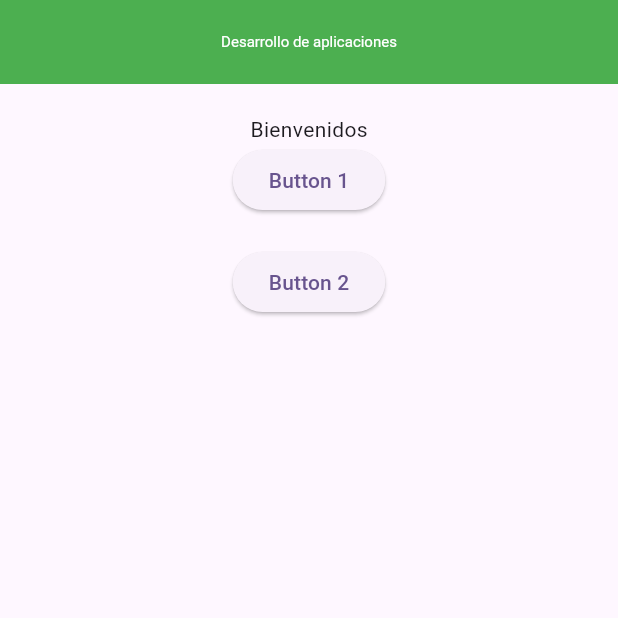
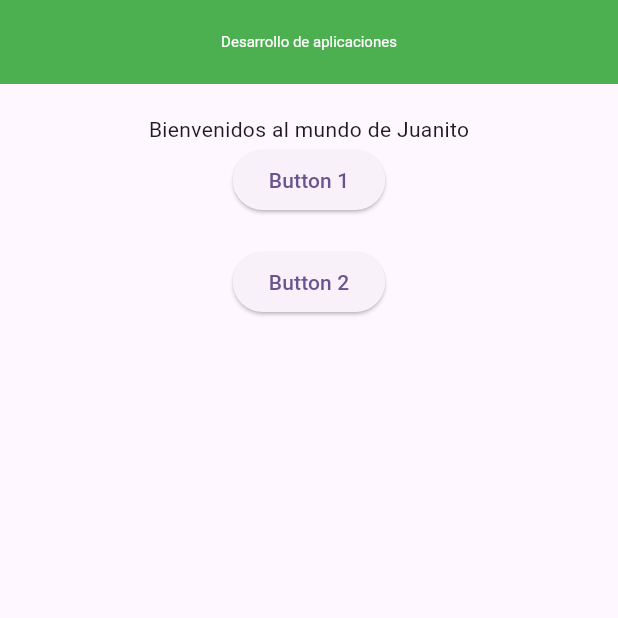
Before and after one commit to brayanlm/aplicacion_contador, a Flutter app: the screen it shows after launch, on a phone screen of 412 x 824 dp, the top half of it. Run offline on Flutter 3.47's test engine with Material 3 defaults, Android fonts, the phone set to English and light mode, and no system bars.

```diff
--- a/lib/main.dart
+++ b/lib/main.dart
@@ -27,7 +27,7 @@ class MyApp extends StatelessWidget {
           padding: EdgeInsets.all(20),
           child: Column(
             children: [
-              Center(child: Text('Bienvenidos')),
+              Center(child: Text('Bienvenidos al mundo de Juanito')),
               ElevatedButton(onPressed: () {}, child: Text('Button 1')),
               SizedBox(height: 20,),
               ElevatedButton(onPressed: () {}, child: Text('Button 2')),
```
